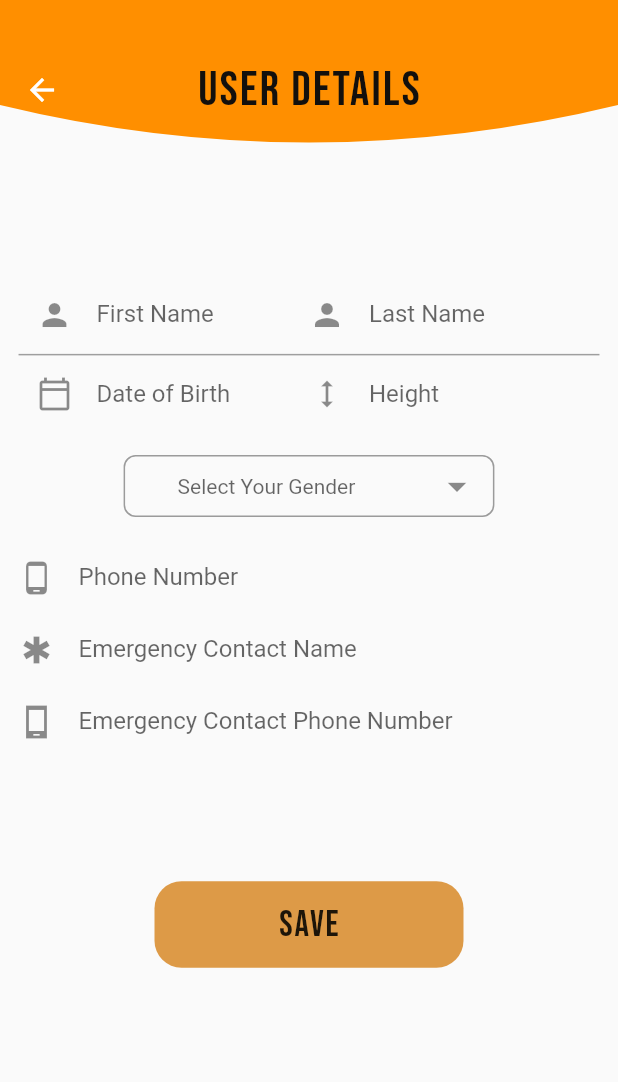
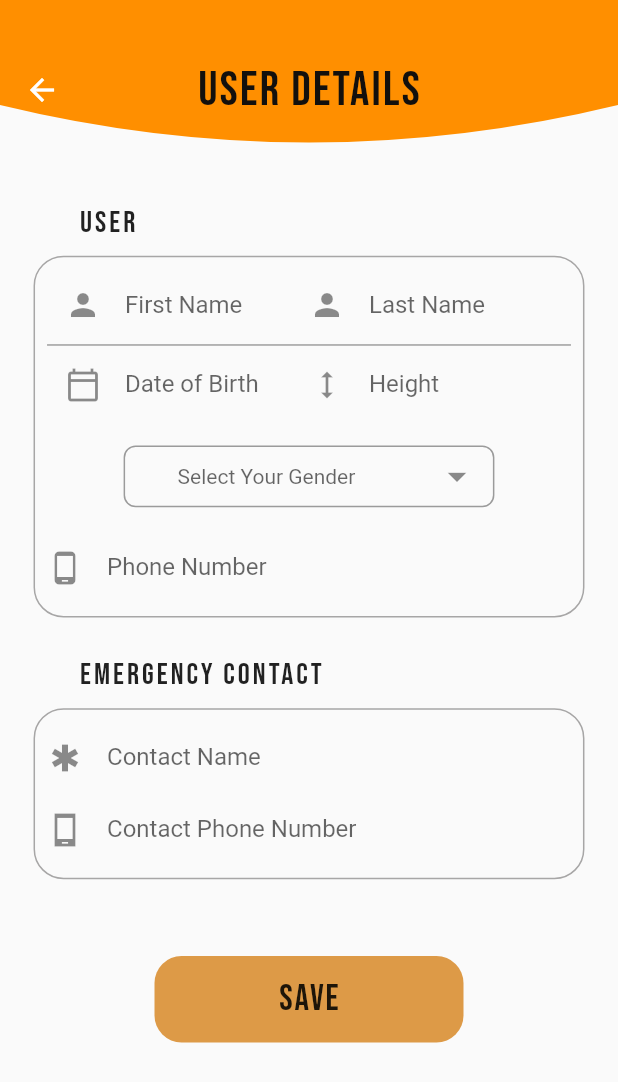
Before and after one commit to JustMax7CB/Gluc-Safe, a Flutter app: the UserDetails screen opened by its route, after a tap on "Save", on a phone screen of 412 x 824 dp. Shown: the top 1082 px of the screen. Run offline on Flutter 3.47's test engine with Material 2 defaults, Android fonts, the phone set to English and light mode, and no system bars; our stand-ins replace cloud_firestore, dropdown_button2, firebase_auth, firebase_core, font_awesome_flutter, get_it and 2 more; missing offline and left inert: age_calculator; accounts and stored records are empty.

Commit message:
refactored details page design and implementation

```diff
--- a/lib/screens/Register.dart
+++ b/lib/screens/Register.dart
@@ -87,10 +87,8 @@ class _RegisterPageState extends State<RegisterPage> {
         User? user = _firebaseService!.user;
         if (user != null) {
           user.sendEmailVerification();
-          Navigator.popAndPushNamed(
-            context,
-            "/details",
-          );
+          Navigator.pop(context);
+          Navigator.popAndPushNamed(context, "/details");
         }
       }
     } else {
--- a/lib/screens/UserDetails.dart
+++ b/lib/screens/UserDetails.dart
@@ -29,6 +29,7 @@ class _UserDetailsState extends State<UserDetails> {
     "contactName": null,
     "contactNumber": null,
   };
+  bool? _saveResult;
 
   @override
   void initState() {
@@ -49,8 +50,44 @@ class _UserDetailsState extends State<UserDetails> {
             child: Container(
               padding: EdgeInsets.symmetric(
                 horizontal: _deviceWidth * 0.03,
-                vertical: _deviceHeight * 0.08,
+                vertical: _deviceHeight * 0.02,
               ),
+              child: Column(
+                children: [
+                  userBox(),
+                  contactBox(),
+                  saveButton(),
+                ],
+              ),
+            ),
+          ),
+        ),
+      ),
+    );
+  }
+
+  Widget userBox() {
+    return Column(
+      children: [
+        Container(
+          padding: const EdgeInsets.only(left: 40.0),
+          alignment: Alignment.centerLeft,
+          child: const Text(
+            "User",
+            style: TextStyle(
+              fontSize: 20,
+              fontFamily: "BebasNeue",
+              letterSpacing: 2,
+            ),
+          ),
+        ),
+        Container(
+          margin: const EdgeInsets.all(10.0),
+          padding: const EdgeInsets.all(8.0),
+          decoration: BoxDecoration(
+              borderRadius: BorderRadius.circular(20),
+              border:
+                  Border.all(color: const Color.fromARGB(253, 166, 165, 165))),
           child: Column(
             children: [
               nameRow(),
@@ -58,13 +95,42 @@ class _UserDetailsState extends State<UserDetails> {
               birthHeightRow(),
               genderDropDown(),
               phoneFormField(),
-                  contactRow(),
-                  saveButton(),
             ],
           ),
         ),
+      ],
+    );
+  }
+
+  Widget contactBox() {
+    return Container(
+      margin: EdgeInsets.only(top: _deviceHeight * 0.02),
+      child: Column(
+        children: [
+          Container(
+            padding: const EdgeInsets.only(left: 40.0),
+            alignment: Alignment.centerLeft,
+            child: const Text(
+              "Emergency Contact",
+              style: TextStyle(
+                fontSize: 20,
+                fontFamily: "BebasNeue",
+                letterSpacing: 2,
               ),
             ),
+          ),
+          Container(
+            margin: const EdgeInsets.all(10.0),
+            padding: const EdgeInsets.all(8.0),
+            decoration: BoxDecoration(
+              borderRadius: BorderRadius.circular(20),
+              border: Border.all(
+                color: const Color.fromARGB(253, 166, 165, 165),
+              ),
+            ),
+            child: contactRow(),
+          ),
+        ],
       ),
     );
   }
@@ -189,7 +255,7 @@ class _UserDetailsState extends State<UserDetails> {
     return TextFormField(
       keyboardType: (label == "Phone Number" ||
               label == "Height" ||
-              label == "Emergency Contact Phone Number")
+              label == "Contact Phone Number")
           ? TextInputType.number
           : null,
       readOnly: (label == "Date of Birth"),
@@ -217,7 +283,6 @@ class _UserDetailsState extends State<UserDetails> {
   }
 
   saveValue(String label, String value) {
-    print(userData);
     switch (label) {
       case "First Name":
         userData['firstName'] = value;
@@ -231,10 +296,10 @@ class _UserDetailsState extends State<UserDetails> {
       case "Phone Number":
         userData['mobileNum'] = value;
         break;
-      case "Emergency Contact Name":
+      case "Contact Name":
         userData['contactName'] = value;
         break;
-      case "Emergency Contact Phone Number":
+      case "Contact Phone Number":
         userData['contactNumber'] = value;
         break;
     }
@@ -244,12 +309,12 @@ class _UserDetailsState extends State<UserDetails> {
     return Column(
       children: [
         formField(
-          "Emergency Contact Name",
+          "Contact Name",
           const Icon(Icons.emergency_sharp),
           "your emergency contact name",
         ),
         formField(
-          "Emergency Contact Phone Number",
+          "Contact Phone Number",
           const Icon(Icons.phone_android_sharp),
           "your emergency contact phone number",
         ),
@@ -259,11 +324,12 @@ class _UserDetailsState extends State<UserDetails> {
 
   Widget saveButton() {
     return Padding(
-      padding: EdgeInsets.only(top: _deviceHeight * 0.1),
+      padding: EdgeInsets.only(top: _deviceHeight * 0.05),
       child: InkWell(
         borderRadius: BorderRadius.circular(18),
         splashColor: const Color.fromARGB(255, 152, 113, 20),
         onTap: () async {
+          try {
             _formkey.currentState!.save();
             GlucUser glucUser = GlucUser(
               userData['firstName'],
@@ -275,8 +341,15 @@ class _UserDetailsState extends State<UserDetails> {
               userData['contactName'],
               userData['contactNumber'],
             );
+            _saveResult =
                 await _firebaseService!.saveUserData(glucUser: glucUser);
+          } catch (e) {
+            print("Some error occured while saving user data");
+          } finally {
+            if (_saveResult != null && _saveResult == true) {
               Navigator.popAndPushNamed(context, '/');
+            }
+          }
         },
         child: Container(
           decoration: BoxDecoration(
--- a/lib/services/database.dart
+++ b/lib/services/database.dart
@@ -70,7 +70,7 @@ class FirebaseService {
           'gender': gender,
           'mobile': mobileNum,
           'contactName': contactName,
-          'contactNumber': contactName,
+          'contactNumber': contactMobile,
         },
       );
       return true;
```
Also changed, not shown: 2 other files. Lines whose indentation alone changed are shown as unchanged.
